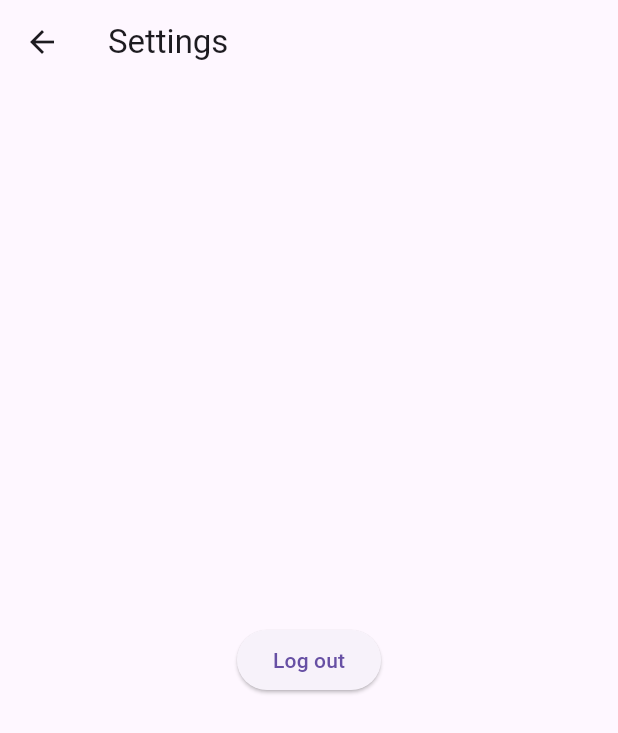
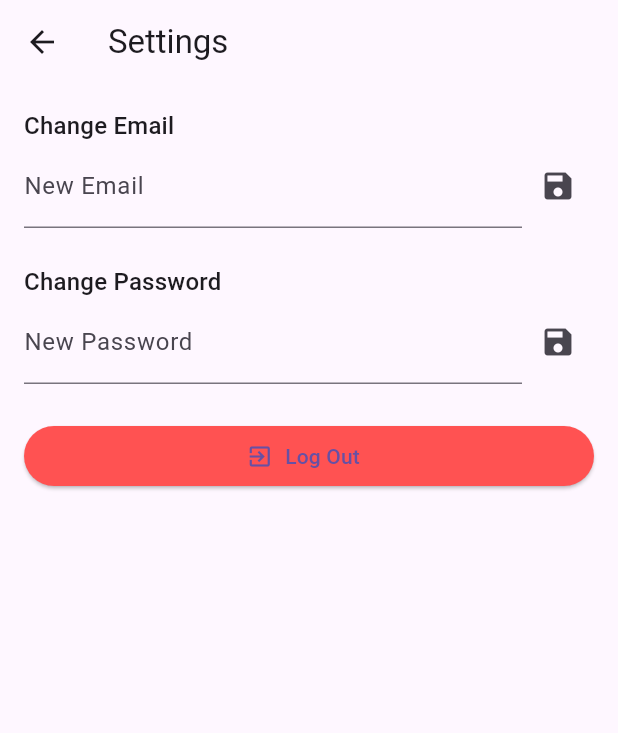
Before and after one commit to abigailsheldon/hw04, a Flutter app: the SettingsScreen screen opened directly, on a phone screen of 412 x 824 dp. Shown: the top 733 px of the screen. Run offline on Flutter 3.47's test engine with Material 3 defaults, Android fonts, the phone set to English and light mode, and no system bars; our stand-ins replace cloud_firestore, firebase_auth, firebase_core; accounts and stored records are empty.

Commit message:
Fixes Firestore, adds implementation for settings and profile & stores in DB

```diff
--- a/lib/settings_screen.dart
+++ b/lib/settings_screen.dart
@@ -1,25 +1,129 @@
-// lib/screens/settings_screen.dart
 import 'package:flutter/material.dart';
-import 'authentication.dart';
-import 'login_screen.dart';
+import 'package:firebase_auth/firebase_auth.dart';
 
-class SettingsScreen extends StatelessWidget {
-  SettingsScreen();
-  final _authS = AuthService();
+class SettingsScreen extends StatefulWidget {
+  const SettingsScreen();
+  @override
+  _SettingsScreenState createState() => _SettingsScreenState();
+}
+
+class _SettingsScreenState extends State<SettingsScreen> {
+  final _auth        = FirebaseAuth.instance;
+  final _emailKey    = GlobalKey<FormState>();
+  final _passKey     = GlobalKey<FormState>();
+  String _newEmail   = '';
+  String _newPassword= '';
+
+  Future<void> _updateEmail() async {
+    if (!_emailKey.currentState!.validate()) return;
+    try {
+      await _auth.currentUser!.verifyBeforeUpdateEmail(_newEmail);
+      ScaffoldMessenger.of(context).showSnackBar(
+        const SnackBar(content: Text('Email update initiated. Please verify your new address.'))
+      );
+    } catch (e) {
+      ScaffoldMessenger.of(context).showSnackBar(
+        SnackBar(content: Text('Email update failed: $e'))
+      );
+    }
+  }
+
+  Future<void> _updatePassword() async {
+    if (!_passKey.currentState!.validate()) return;
+    try {
+      await _auth.currentUser!.updatePassword(_newPassword);
+      ScaffoldMessenger.of(context).showSnackBar(
+        const SnackBar(content: Text('Password updated'))
+      );
+    } catch (e) {
+      ScaffoldMessenger.of(context).showSnackBar(
+        SnackBar(content: Text('Password update failed: $e'))
+      );
+    }
+  }
 
   @override
   Widget build(BuildContext ctx) {
+    final user = _auth.currentUser!;
+    final textTheme = Theme.of(ctx).textTheme;
+
     return Scaffold(
       appBar: AppBar(title: const Text('Settings')),
-      body: Center(
-        child: ElevatedButton(
-          child: const Text('Log out'),
-          onPressed: () async {
-            await _authS.logout();
-            Navigator.pushAndRemoveUntil(ctx,
-              MaterialPageRoute(builder: (_) => const LoginScreen()),
-              (_) => false);
-          },
+      body: Padding(
+        padding: const EdgeInsets.all(16),
+        child: ListView(
+          children: [
+
+            // Change Email
+            Text(
+              'Change Email',
+              style: textTheme.titleMedium,
+            ),
+            Form(
+              key: _emailKey,
+              child: Row(children: [
+                Expanded(
+                  child: TextFormField(
+                    initialValue: user.email,
+                    decoration: const InputDecoration(labelText: 'New Email'),
+                    validator: (v) => v!=null && v.contains('@')
+                      ? null
+                      : 'Enter valid email',
+                    onChanged: (v) => _newEmail = v,
+                  ),
+                ),
+                IconButton(
+                  icon: const Icon(Icons.save),
+                  onPressed: _updateEmail,
+                ),
+              ]),
+            ),
+
+            const SizedBox(height: 24),
+
+            // Change Password
+            Text(
+              'Change Password',
+              style: textTheme.titleMedium,
+            ),
+            Form(
+              key: _passKey,
+              child: Row(children: [
+                Expanded(
+                  child: TextFormField(
+                    obscureText: true,
+                    decoration: const InputDecoration(labelText: 'New Password'),
+                    validator: (v) => v!=null && v.length>=6
+                      ? null
+                      : 'Min 6 chars',
+                    onChanged: (v) => _newPassword = v,
+                  ),
+                ),
+                IconButton(
+                  icon: const Icon(Icons.save),
+                  onPressed: _updatePassword,
+                ),
+              ]),
+            ),
+
+            const SizedBox(height: 24),
+
+            // Logout
+            ElevatedButton.icon(
+              icon: const Icon(Icons.exit_to_app),
+              label: const Text('Log Out'),
+              style: ElevatedButton.styleFrom(
+                backgroundColor: Colors.redAccent,
+              ),
+              onPressed: () async {
+                await _auth.signOut();
+                if (!mounted) return;
+                Navigator.pushNamedAndRemoveUntil(
+                  ctx, '/login', (r) => false,
+                );
+              },
+            ),
+          ],
         ),
       ),
     );
```
Also changed, not shown: lib/profile_screen.dart (+13 -19 lines), pubspec.yaml (+4 -3 lines), pubspec.lock, 1 other file.
